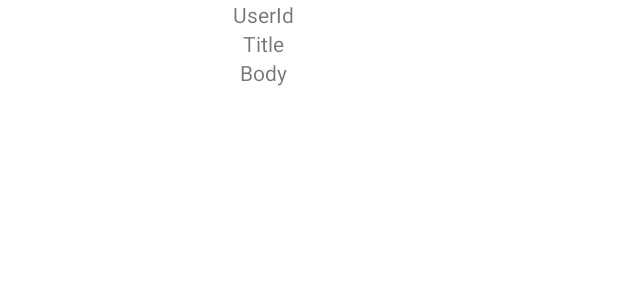
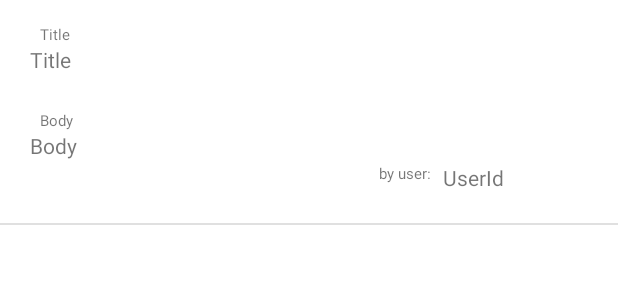
Before and after one commit to MichaelJahns/fo-AndroidBuild, an Android app: the layout post_row.xml on its own in the app's theme, with its tools: preview values and no code run, on a phone screen of 412 x 824 dp. Shown: the top 300 px of the screen. Run offline under Robolectric (Android 15) with nearby library versions, the phone set to English and light mode, and no system bars.

Commit message:
Got a reasonably tileable post_row thats easier on the eyes and easier to see all the information

```diff
--- a/app/src/main/res/drawable/box.xml
+++ b/app/src/main/res/drawable/box.xml
@@ -1,4 +1,5 @@
 <?xml version="1.0" encoding="utf-8"?>
-<shape xmlns:android="http://schemas.android.com/apk/res/android">
-
+<shape xmlns:android="http://schemas.android.com/apk/res/android" android:shape="rectangle">
+    <solid android:color="@color/off_white"/>
+    <stroke android:width="1dp" android:color="@color/black"/>
 </shape>
--- a/app/src/main/res/drawable/circular_shape.xml
+++ b/app/src/main/res/drawable/circular_shape.xml
@@ -1,5 +1,5 @@
 <?xml version="1.0" encoding="utf-8"?>
 <shape xmlns:android="http://schemas.android.com/apk/res/android" android:shape="oval">
     <solid android:color="@color/white"/>
-    <stroke android:width="3dp" android:color="@color/off_white"/>
+    <stroke android:width="1dp" android:color="@color/off_white"/>
 </shape>
--- a/app/src/main/res/layout/post_row.xml
+++ b/app/src/main/res/layout/post_row.xml
@@ -1,38 +1,87 @@
 <?xml version="1.0" encoding="utf-8"?>
-<androidx.constraintlayout.widget.ConstraintLayout
-    xmlns:android="http://schemas.android.com/apk/res/android"
+<androidx.constraintlayout.widget.ConstraintLayout xmlns:android="http://schemas.android.com/apk/res/android"
     xmlns:app="http://schemas.android.com/apk/res-auto"
-    android:layout_width="match_parent"
-    android:layout_height="wrap_content">
-
-    <LinearLayout
+    xmlns:tools="http://schemas.android.com/tools"
     android:layout_width="match_parent"
     android:layout_height="wrap_content"
-        android:gravity="center"
-        android:minHeight="50dp"
-        android:orientation="vertical"
-        app:layout_constraintStart_toStartOf="parent"
-        app:layout_constraintTop_toTopOf="parent">
+    android:minHeight="150dp">
+
+    <TextView
+        android:id="@+id/labelBy"
+        android:layout_width="wrap_content"
+        android:layout_height="wrap_content"
+        android:layout_marginEnd="8dp"
+        android:text="@string/userId_label"
+        android:textSize="10sp"
+        app:layout_constraintBottom_toBottomOf="@+id/tvPostUserId"
+        app:layout_constraintEnd_toStartOf="@+id/tvPostUserId"
+        app:layout_constraintTop_toTopOf="@+id/tvPostUserId"
+        app:layout_constraintVertical_bias="0.0" />
 
     <TextView
         android:id="@+id/tvPostUserId"
         android:layout_width="wrap_content"
         android:layout_height="wrap_content"
-            android:layout_marginEnd="30dp"
-            android:text="@string/post_userId" />
+        android:layout_marginEnd="76dp"
+        android:gravity="center"
+        android:text="@string/post_userId"
+        app:layout_constraintBottom_toBottomOf="parent"
+        app:layout_constraintEnd_toEndOf="parent"
+        app:layout_constraintTop_toBottomOf="@+id/tvPostBody"
+        app:layout_constraintVertical_bias="0.095" />
+
+    <TextView
+        android:id="@+id/labelTitle"
+        android:layout_width="wrap_content"
+        android:layout_height="wrap_content"
+        android:layout_marginTop="16dp"
+        android:text="@string/post_title"
+        android:textSize="10sp"
+        app:layout_constraintEnd_toEndOf="@+id/tvPostTitle"
+        app:layout_constraintHorizontal_bias="0.019"
+        app:layout_constraintStart_toStartOf="@+id/tvPostTitle"
+        app:layout_constraintTop_toTopOf="parent" />
 
     <TextView
         android:id="@+id/tvPostTitle"
+        android:layout_width="0dp"
+        android:layout_height="wrap_content"
+        android:layout_marginHorizontal="20dp"
+        android:text="@string/post_title"
+        app:layout_constraintEnd_toEndOf="parent"
+        app:layout_constraintHorizontal_bias="0.4"
+        app:layout_constraintStart_toStartOf="parent"
+        app:layout_constraintTop_toBottomOf="@+id/labelTitle" />
+
+    <TextView
+        android:id="@+id/labelBody"
         android:layout_width="wrap_content"
         android:layout_height="wrap_content"
-            android:layout_marginEnd="30dp"
-            android:text="@string/post_title" />
+        android:layout_marginTop="24dp"
+        android:text="@string/post_body"
+        android:textSize="10sp"
+        app:layout_constraintEnd_toEndOf="@+id/tvPostBody"
+        app:layout_constraintHorizontal_bias="0.019"
+        app:layout_constraintStart_toStartOf="@+id/tvPostBody"
+        app:layout_constraintTop_toBottomOf="@+id/tvPostTitle" />
 
     <TextView
         android:id="@+id/tvPostBody"
-            android:layout_width="wrap_content"
+        android:layout_width="0dp"
         android:layout_height="wrap_content"
-            android:layout_marginEnd="30dp"
-            android:text="@string/post_body" />
-    </LinearLayout>
+        android:layout_marginHorizontal="20dp"
+        android:text="@string/post_body"
+        app:layout_constraintEnd_toEndOf="parent"
+        app:layout_constraintStart_toStartOf="parent"
+        app:layout_constraintTop_toBottomOf="@+id/labelBody" />
+
+    <View
+        android:id="@+id/divider2"
+        android:layout_width="match_parent"
+        android:layout_height="1dp"
+        android:background="?android:attr/listDivider"
+        app:layout_constraintBottom_toBottomOf="parent"
+        app:layout_constraintStart_toStartOf="parent" />
+
+
 </androidx.constraintlayout.widget.ConstraintLayout>
--- a/app/src/main/res/values/colors.xml
+++ b/app/src/main/res/values/colors.xml
@@ -6,5 +6,6 @@
     <color name="teal_200">#FF03DAC5</color>
     <color name="teal_700">#FF018786</color>
     <color name="black">#FF000000</color>
+    <color name="off_white">#E1DFDF</color>
     <color name="white">#FFFFFFFF</color>
 </resources>
--- a/app/src/main/res/values/strings.xml
+++ b/app/src/main/res/values/strings.xml
@@ -5,4 +5,5 @@
     <string name="post_title">Title</string>
     <string name="post_body">Body</string>
     <string name="post_userId">UserId</string>
+    <string name="userId_label">by user: </string>
 </resources>
```
Lines whose indentation alone changed are shown as unchanged.
